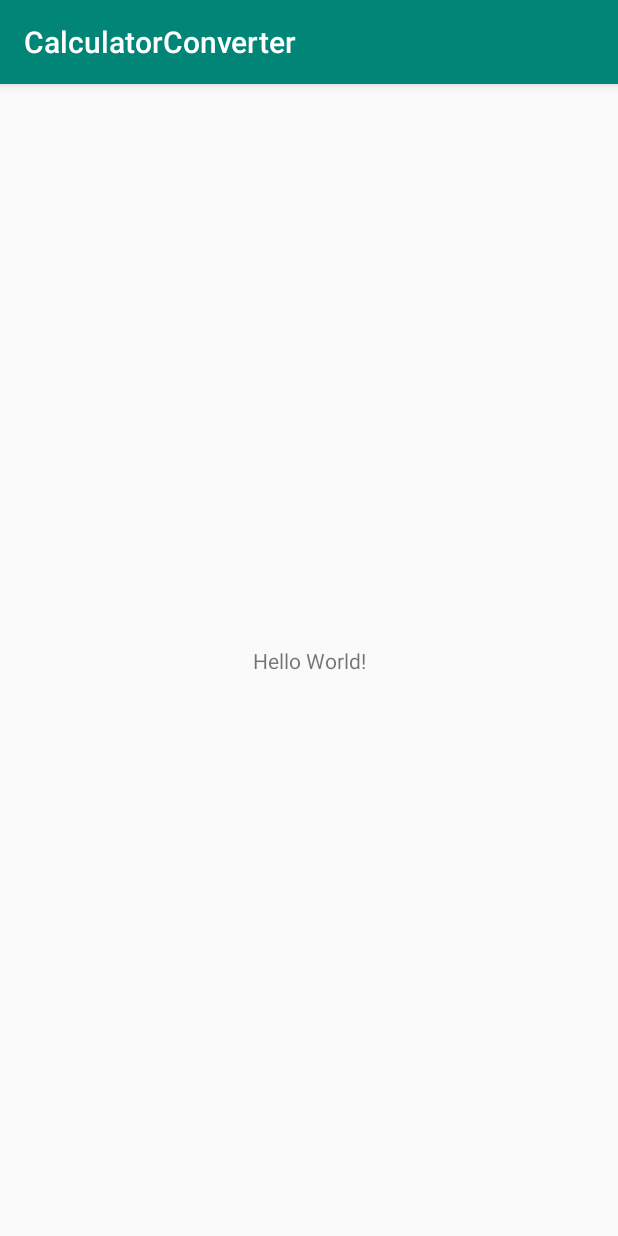
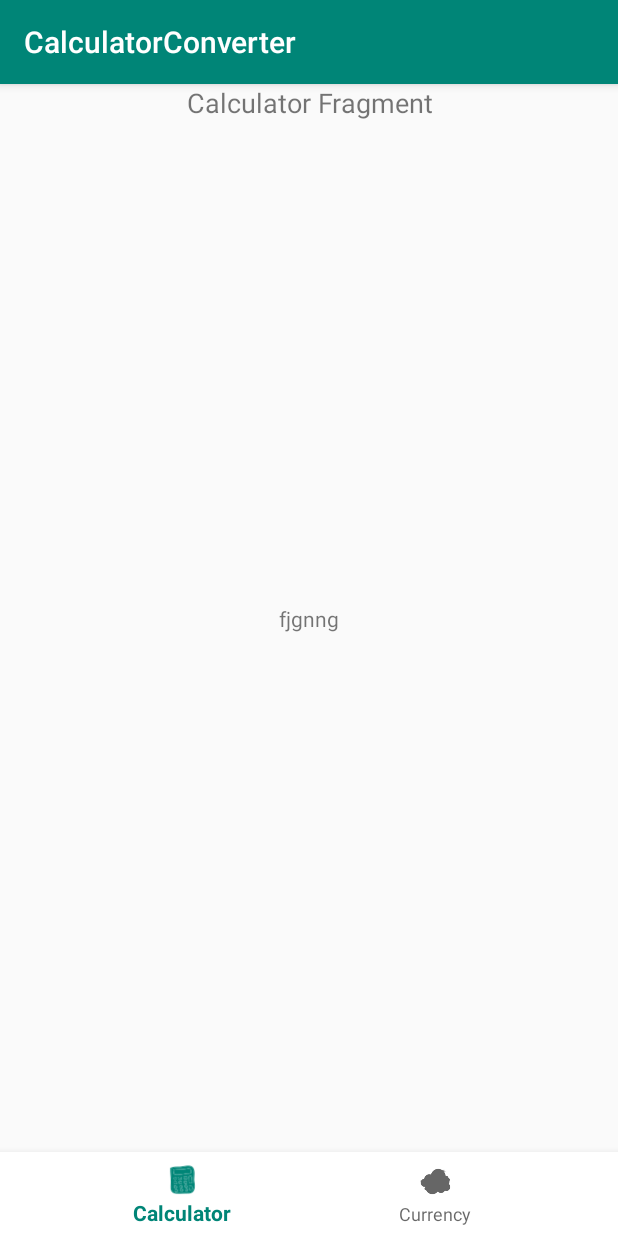
Before and after one commit to karadimou-mar/calculator_converter, an Android app: the screen it shows after launch (MainActivity), on a phone screen of 412 x 824 dp. Run offline under Robolectric (Android 15) with nearby library versions, the phone set to English and light mode, and no system bars.

Commit message:
BottomNavigation bar completed

```diff
--- a/app/build.gradle
+++ b/app/build.gradle
@@ -9,6 +9,7 @@ android {
     buildToolsVersion "29.0.2"
     defaultConfig {
         applicationId "com.example.calculatorconverter"
+        vectorDrawables.useSupportLibrary = true
         minSdkVersion 19
         targetSdkVersion 29
         versionCode 1
@@ -29,6 +30,8 @@ dependencies {
     implementation 'androidx.appcompat:appcompat:1.1.0'
     implementation 'androidx.core:core-ktx:1.1.0'
     implementation 'androidx.constraintlayout:constraintlayout:1.1.3'
+    //implementation "kotlinx.android.synthetic.main.activity_main.*"
+    implementation 'com.google.android.material:material:1.2.0-alpha03'
     testImplementation 'junit:junit:4.12'
     androidTestImplementation 'androidx.test.ext:junit:1.1.1'
     androidTestImplementation 'androidx.test.espresso:espresso-core:3.2.0'
--- /dev/null
+++ b/app/src/main/java/com/example/calculatorconverter/CalculatorFragment.kt
@@ -0,0 +1,18 @@
+package com.example.calculatorconverter
+
+import android.os.Bundle
+import android.view.LayoutInflater
+import android.view.View
+import android.view.ViewGroup
+import androidx.fragment.app.Fragment
+
+class CalculatorFragment : Fragment() {
+
+    override fun onCreateView(inflater: LayoutInflater, container: ViewGroup?,
+                              savedInstanceState: Bundle?): View? {
+        // Inflate the layout for this fragment
+        return inflater.inflate(R.layout.fragment_calculator, container, false)
+    }
+
+
+}
--- a/app/src/main/java/com/example/calculatorconverter/MainActivity.kt
+++ b/app/src/main/java/com/example/calculatorconverter/MainActivity.kt
@@ -1,12 +1,45 @@
 package com.example.calculatorconverter
 
+
+import android.os.Bundle
 import androidx.appcompat.app.AppCompatActivity
-import android.os.Bundle
+import androidx.fragment.app.Fragment
+import com.google.android.material.bottomnavigation.BottomNavigationView
+import kotlinx.android.synthetic.main.activity_main.*
 
 class MainActivity : AppCompatActivity() {
+
+    private val mOnNavigationItemSelectedListener = BottomNavigationView.OnNavigationItemSelectedListener { item->
+        when(item.itemId){
+            R.id.navigation_calculator -> {
+                println("home pressed")
+                replaceFragment(CalculatorFragment())
+                return@OnNavigationItemSelectedListener true
+            }
+            R.id.navigation_currency -> {
+                println("map pressed")
+                replaceFragment(CurrencyFragment())
+                return@OnNavigationItemSelectedListener true
+            }
+        }
+
+        false
+
+    }
+
 
     override fun onCreate(savedInstanceState: Bundle?) {
         super.onCreate(savedInstanceState)
         setContentView(R.layout.activity_main)
+
+        bottomNavigation.setOnNavigationItemSelectedListener(mOnNavigationItemSelectedListener)
+        replaceFragment(CalculatorFragment())
+    }
+
+
+    private fun replaceFragment(fragment: Fragment){
+        val fragmentTransaction = supportFragmentManager.beginTransaction()
+        fragmentTransaction.replace(R.id.fragmentContainer, fragment)
+        fragmentTransaction.commit()
     }
 }
--- a/app/src/main/res/layout/activity_main.xml
+++ b/app/src/main/res/layout/activity_main.xml
@@ -4,15 +4,26 @@
     xmlns:tools="http://schemas.android.com/tools"
     android:layout_width="match_parent"
     android:layout_height="match_parent"
+    android:id="@+id/fragmentContainer"
     tools:context=".MainActivity">
 
     <TextView
+        android:id="@+id/textView"
         android:layout_width="wrap_content"
         android:layout_height="wrap_content"
-        android:text="Hello World!"
-        app:layout_constraintBottom_toBottomOf="parent"
-        app:layout_constraintLeft_toLeftOf="parent"
-        app:layout_constraintRight_toRightOf="parent"
+        android:text="fjgnng"
+        app:layout_constraintBottom_toTopOf="@+id/bottomNavigation"
+        app:layout_constraintEnd_toEndOf="parent"
+        app:layout_constraintStart_toStartOf="parent"
         app:layout_constraintTop_toTopOf="parent" />
 
+    <com.google.android.material.bottomnavigation.BottomNavigationView
+        android:id="@+id/bottomNavigation"
+        app:menu="@menu/bottom_navigation_menu"
+        android:background="@color/white"
+        android:layout_width="match_parent"
+        android:layout_height="wrap_content"
+        app:layout_constraintBottom_toBottomOf="parent"
+        app:layout_constraintEnd_toStartOf="@+id/textView"
+        app:layout_constraintStart_toStartOf="parent" />
 </androidx.constraintlayout.widget.ConstraintLayout>
--- /dev/null
+++ b/app/src/main/res/layout/fragment_calculator.xml
@@ -0,0 +1,16 @@
+<?xml version="1.0" encoding="utf-8"?>
+<FrameLayout
+    xmlns:android="http://schemas.android.com/apk/res/android"
+    xmlns:tools="http://schemas.android.com/tools"
+    android:layout_width="match_parent"
+    android:layout_height="match_parent"
+    tools:context=".CalculatorFragment">
+
+    <TextView
+        android:layout_width="match_parent"
+        android:layout_height="wrap_content"
+        android:text="Calculator Fragment"
+        android:textAlignment="center"
+        android:textSize="18sp" />
+
+</FrameLayout>
--- /dev/null
+++ b/app/src/main/res/menu/bottom_navigation_menu.xml
@@ -0,0 +1,14 @@
+<?xml version="1.0" encoding="utf-8"?>
+<menu xmlns:android="http://schemas.android.com/apk/res/android"
+    xmlns:app="http://schemas.android.com/apk/res-auto">
+    <item
+        android:id="@+id/navigation_calculator"
+        android:icon="@drawable/ic_calculator"
+        app:iconTint="@null"
+        android:title="@string/calculator" />
+    <item
+        android:id="@+id/navigation_currency"
+        android:icon="@drawable/ic_currency"
+        android:title="@string/currency" />
+
+</menu>
--- a/app/src/main/res/values/colors.xml
+++ b/app/src/main/res/values/colors.xml
@@ -3,4 +3,6 @@
     <color name="colorPrimary">#008577</color>
     <color name="colorPrimaryDark">#00574B</color>
     <color name="colorAccent">#D81B60</color>
+
+    <color name="white">#FFFFFFFF</color>
 </resources>
--- a/app/src/main/res/values/strings.xml
+++ b/app/src/main/res/values/strings.xml
@@ -1,3 +1,5 @@
 <resources>
     <string name="app_name">CalculatorConverter</string>
+    <string name="calculator">Calculator</string>
+    <string name="currency">Currency</string>
 </resources>
--- a/build.gradle
+++ b/build.gradle
@@ -10,6 +10,7 @@ buildscript {
     dependencies {
         classpath 'com.android.tools.build:gradle:3.5.2'
         classpath "org.jetbrains.kotlin:kotlin-gradle-plugin:$kotlin_version"
+        classpath "org.jetbrains.kotlin:kotlin-android-extensions:$kotlin_version"
         // NOTE: Do not place your application dependencies here; they belong
         // in the individual module build.gradle files
     }
```
Also changed, not shown: app/src/main/java/com/example/calculatorconverter/CurrencyFragment.kt (added, +18 -0 lines), app/src/main/res/layout/fragment_currency.xml (added, +15 -0 lines), app/src/main/res/drawable-v24/ic_calculator.png (added), app/src/main/res/drawable-v24/ic_currency.png (added).
